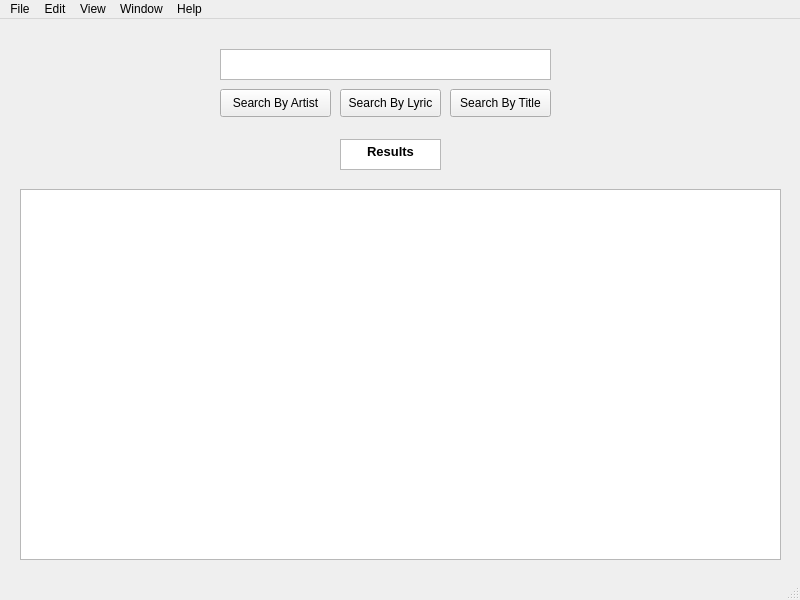
The window that src/main/python/test.ui (dilanSachi/Lyriker) describes before a commit, drawn with Qt 5.
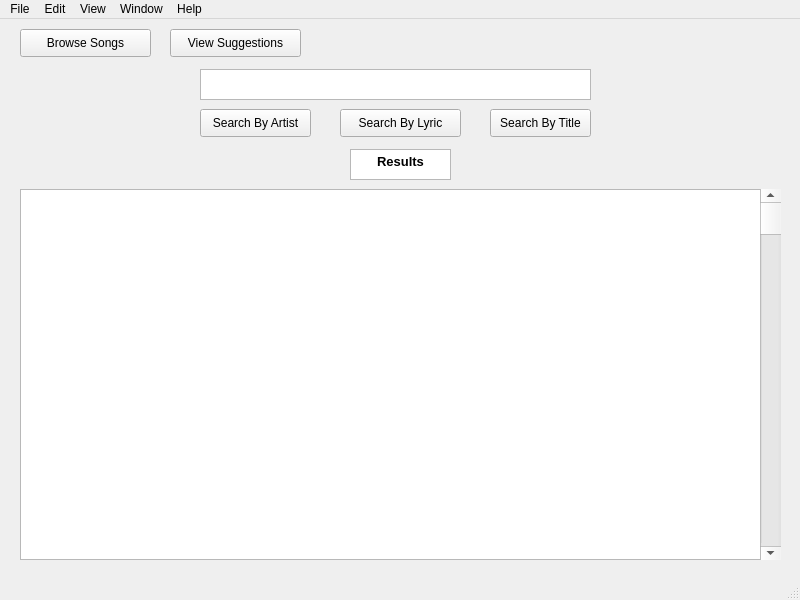
The same window after the commit.

```diff
--- a/src/main/python/test.ui
+++ b/src/main/python/test.ui
@@ -17,9 +17,9 @@
    <widget class="QPlainTextEdit" name="plainTextEdit">
     <property name="geometry">
      <rect>
-      <x>220</x>
-      <y>30</y>
-      <width>331</width>
+      <x>200</x>
+      <y>50</y>
+      <width>391</width>
       <height>31</height>
      </rect>
     </property>
@@ -31,8 +31,8 @@
     <property name="geometry">
      <rect>
       <x>340</x>
-      <y>70</y>
-      <width>101</width>
+      <y>90</y>
+      <width>121</width>
       <height>28</height>
      </rect>
     </property>
@@ -43,8 +43,8 @@
    <widget class="QTextEdit" name="textEdit_2">
     <property name="geometry">
      <rect>
-      <x>340</x>
-      <y>120</y>
+      <x>350</x>
+      <y>130</y>
       <width>101</width>
       <height>31</height>
      </rect>
@@ -70,8 +70,8 @@
    <widget class="QPushButton" name="btnArtistSearch">
     <property name="geometry">
      <rect>
-      <x>220</x>
-      <y>70</y>
+      <x>200</x>
+      <y>90</y>
       <width>111</width>
       <height>28</height>
      </rect>
@@ -83,8 +83,8 @@
    <widget class="QPushButton" name="btnTitleSearch">
     <property name="geometry">
      <rect>
-      <x>450</x>
-      <y>70</y>
+      <x>490</x>
+      <y>90</y>
       <width>101</width>
       <height>28</height>
      </rect>
@@ -93,6 +93,45 @@
      <string>Search By Title</string>
     </property>
    </widget>
+   <widget class="QPushButton" name="btnBrowseSongs">
+    <property name="geometry">
+     <rect>
+      <x>20</x>
+      <y>10</y>
+      <width>131</width>
+      <height>28</height>
+     </rect>
+    </property>
+    <property name="text">
+     <string>Browse Songs</string>
+    </property>
+   </widget>
+   <widget class="QPushButton" name="btnViewSuggestoins">
+    <property name="geometry">
+     <rect>
+      <x>170</x>
+      <y>10</y>
+      <width>131</width>
+      <height>28</height>
+     </rect>
+    </property>
+    <property name="text">
+     <string>View Suggestions</string>
+    </property>
+   </widget>
+   <widget class="QScrollBar" name="verticalScrollBar">
+    <property name="geometry">
+     <rect>
+      <x>760</x>
+      <y>170</y>
+      <width>21</width>
+      <height>371</height>
+     </rect>
+    </property>
+    <property name="orientation">
+     <enum>Qt::Vertical</enum>
+    </property>
+   </widget>
   </widget>
   <widget class="QMenuBar" name="menubar">
    <property name="geometry">
```
Left out of the diff: 4 changed lines with no effect on the pictures.
